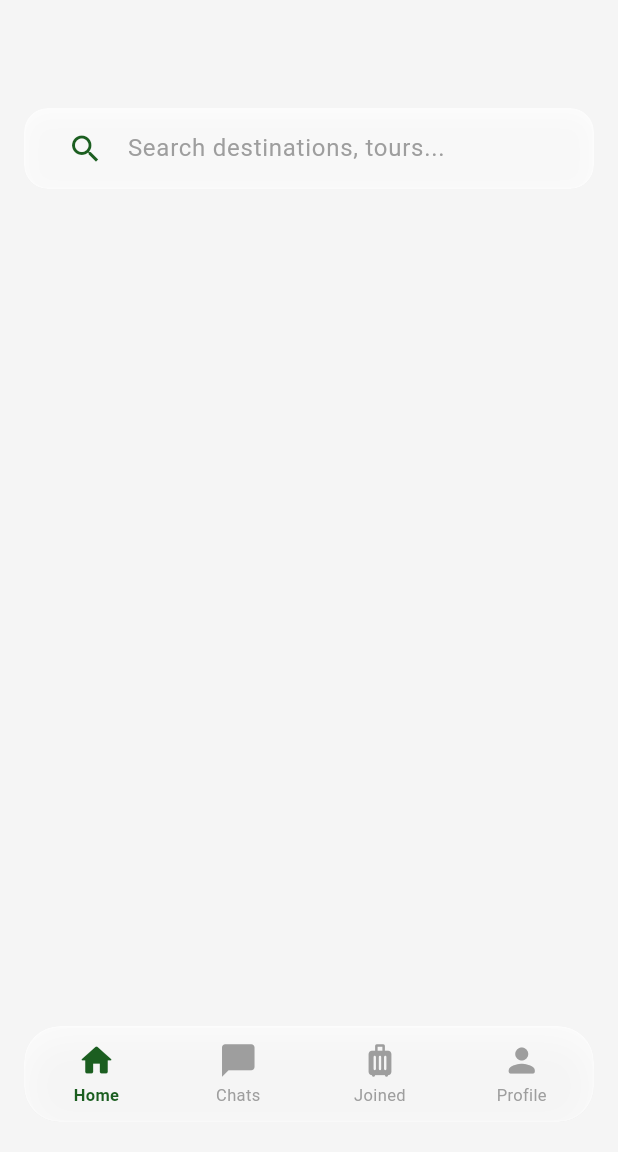
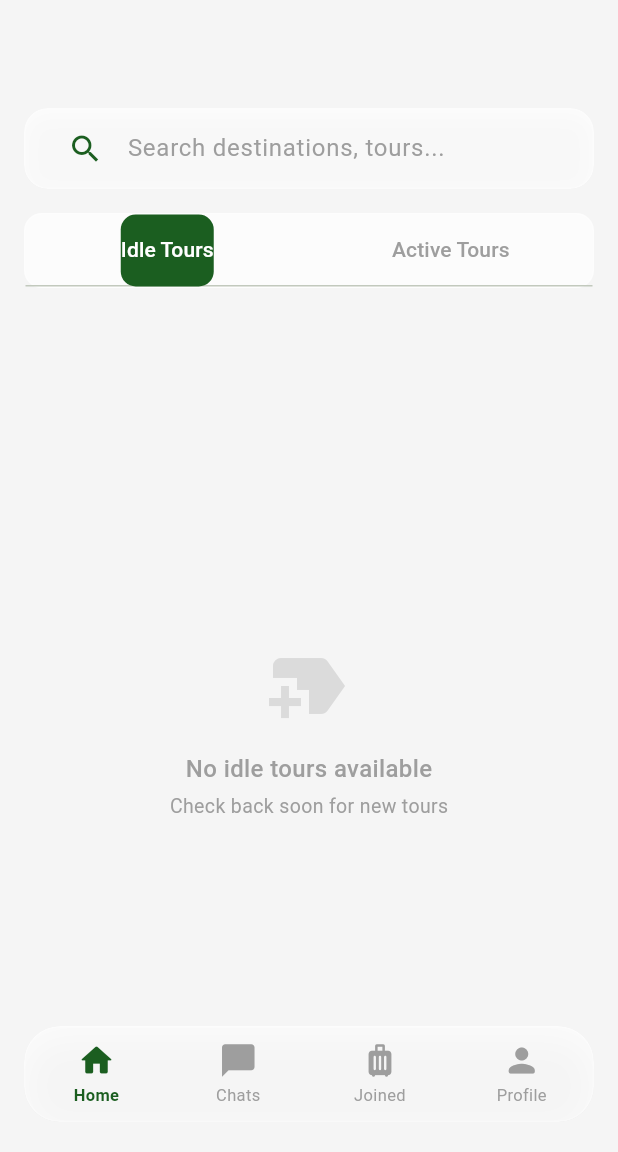
Before and after one commit to ManushkaSL/CeylonTripShare, a Flutter app: the screen it shows after launch, on a phone screen of 412 x 824 dp, the part 84-1236 px from its top. Run offline on Flutter 3.47's test engine with Material 3 defaults, Android fonts, the phone set to English and light mode, and no system bars; our stand-ins replace cached_network_image, cloud_firestore, firebase_auth, firebase_core, geolocator, google_maps_flutter and 3 more; accounts and stored records are empty.

Commit message:
Fix remainingSeats calculation and add detailed booking logs

```diff
--- a/trip_share_app/lib/screens/booking_screen.dart
+++ b/trip_share_app/lib/screens/booking_screen.dart
@@ -75,6 +75,9 @@ class _BookingScreenState extends State<BookingScreen> {
       );
       return;
     }
+
+    debugPrint('📝 BOOKING: adults=$_adults, kids6to12=$_kids6to12, kidsUnder6=$_kidsUnder6, totalPersons=$_totalPersons');
+    debugPrint('   Tour ${widget.tour.name}: remainingSeats=${widget.tour.remainingSeats}, totalSeats=${widget.tour.totalSeats}');
 
     // Save to Firestore with booking details
     await JoinedTourService().joinTour(
--- a/trip_share_app/lib/screens/home_screen.dart
+++ b/trip_share_app/lib/screens/home_screen.dart
@@ -16,13 +16,15 @@ class HomeScreen extends StatefulWidget {
   State<HomeScreen> createState() => _HomeScreenState();
 }
 
-class _HomeScreenState extends State<HomeScreen> {
+class _HomeScreenState extends State<HomeScreen> with TickerProviderStateMixin {
   int _selectedIndex = 0;
+  late TabController _tabController;
   final TourService _tourService = TourService();
 
   @override
   void initState() {
     super.initState();
+    _tabController = TabController(length: 2, vsync: this);
     // Bookings load automatically when user authenticates
     // This ensures they load even if auth was cached
     Future.delayed(const Duration(milliseconds: 300), () {
@@ -30,15 +32,21 @@ class _HomeScreenState extends State<HomeScreen> {
     });
   }
 
-  List<Tour> _activeTours(List<Tour> tours) => tours
-      .where(
-        (t) =>
-            t.status == TourStatus.active || t.status == TourStatus.fullBooked,
-      )
-      .toList();
+  @override
+  void dispose() {
+    _tabController.dispose();
+    super.dispose();
+  }
 
-  List<Tour> _passiveTours(List<Tour> tours) =>
-      tours.where((t) => t.status == TourStatus.idle).toList();
+  // Idle tours: no one has booked yet (remainingSeats == totalSeats)
+  List<Tour> _idleTours(List<Tour> tours) =>
+      tours.where((t) => t.remainingSeats == t.totalSeats).toList()
+        ..sort((a, b) => a.startDate.compareTo(b.startDate));
+
+  // Active tours: someone has already booked (remainingSeats < totalSeats)
+  List<Tour> _activeTours(List<Tour> tours) =>
+      tours.where((t) => t.remainingSeats < t.totalSeats).toList()
+        ..sort((a, b) => b.startDate.compareTo(a.startDate));
 
   @override
   Widget build(BuildContext context) {
@@ -156,13 +164,8 @@ class _HomeScreenState extends State<HomeScreen> {
     return StreamBuilder<List<Tour>>(
       stream: _tourService.streamTours(),
       builder: (context, snapshot) {
-        // Log stream states for debugging
         if (snapshot.hasError) {
           debugPrint('🔴 StreamBuilder error: ${snapshot.error}');
-          debugPrint('🔴 Error type: ${snapshot.error.runtimeType}');
-        }
-        if (snapshot.connectionState == ConnectionState.waiting) {
-          debugPrint('⏳ StreamBuilder: waiting for data');
         }
         if (snapshot.connectionState == ConnectionState.active) {
           debugPrint(
@@ -172,8 +175,8 @@ class _HomeScreenState extends State<HomeScreen> {
 
         final loadedTours = snapshot.data ?? const <Tour>[];
         final tours = <Tour>[...loadedTours];
+        final idleTours = _idleTours(tours);
         final activeTours = _activeTours(tours);
-        final passiveTours = _passiveTours(tours);
 
         return Column(
           children: [
@@ -219,17 +222,57 @@ class _HomeScreenState extends State<HomeScreen> {
               ),
             ),
             const SizedBox(height: 16),
+            Padding(
+              padding: const EdgeInsets.symmetric(horizontal: 16),
+              child: Container(
+                decoration: BoxDecoration(
+                  color: Colors.white.withValues(alpha: 0.7),
+                  borderRadius: BorderRadius.circular(12),
+                  border: Border.all(
+                    color: Colors.white.withValues(alpha: 0.3),
+                  ),
+                ),
+                child: TabBar(
+                  controller: _tabController,
+                  indicator: BoxDecoration(
+                    borderRadius: BorderRadius.circular(10),
+                    color: const Color(0xFF1B5E20),
+                  ),
+                  labelColor: Colors.white,
+                  unselectedLabelColor: Colors.grey,
+                  tabs: const [
+                    Tab(child: Text('Idle Tours')),
+                    Tab(child: Text('Active Tours')),
+                  ],
+                ),
+              ),
+            ),
+            const SizedBox(height: 12),
             Expanded(
-              child: Builder(
-                builder: (context) {
-                  return ListView(
-                    physics: const ClampingScrollPhysics(),
-                    padding: const EdgeInsets.fromLTRB(16, 0, 16, 100),
+              child: TabBarView(
+                controller: _tabController,
                 children: [
-                      if (snapshot.hasError)
-                        Padding(
-                          padding: const EdgeInsets.only(bottom: 12),
+                  _buildToursView(context, snapshot, idleTours, true),
+                  _buildToursView(context, snapshot, activeTours, false),
+                ],
+              ),
+            ),
+          ],
+        );
+      },
+    );
+  }
+
+  Widget _buildToursView(
+    BuildContext context,
+    AsyncSnapshot<List<Tour>> snapshot,
+    List<Tour> tours,
+    bool isIdle,
+  ) {
+    if (snapshot.hasError) {
+      return Center(
         child: Container(
+          margin: const EdgeInsets.all(16),
           padding: const EdgeInsets.all(16),
           decoration: BoxDecoration(
             color: Colors.red.withValues(alpha: 0.1),
@@ -237,6 +280,7 @@ class _HomeScreenState extends State<HomeScreen> {
             border: Border.all(color: Colors.red, width: 1),
           ),
           child: Column(
+            mainAxisSize: MainAxisSize.min,
             crossAxisAlignment: CrossAxisAlignment.start,
             children: [
               const Text(
@@ -249,113 +293,60 @@ class _HomeScreenState extends State<HomeScreen> {
               const SizedBox(height: 4),
               Text(
                 snapshot.error.toString(),
-                                  style: const TextStyle(
-                                    color: Colors.redAccent,
-                                    fontSize: 12,
-                                  ),
+                style: const TextStyle(color: Colors.redAccent, fontSize: 12),
               ),
             ],
           ),
         ),
-                        ),
-                      if (snapshot.connectionState == ConnectionState.waiting)
-                        const Padding(
-                          padding: EdgeInsets.only(bottom: 12),
-                          child: Column(
-                            children: [
-                              LinearProgressIndicator(minHeight: 3),
-                              SizedBox(height: 8),
-                              Text(
-                                'Loading tours...',
-                                style: TextStyle(
-                                  color: Colors.grey,
-                                  fontSize: 12,
-                                ),
-                              ),
-                            ],
-                          ),
-                        ),
-                      if (snapshot.data != null &&
-                          snapshot.data!.isEmpty &&
-                          snapshot.connectionState == ConnectionState.done)
-                        Center(
-                          child: Padding(
-                            padding: const EdgeInsets.symmetric(vertical: 40),
+      );
+    }
+
+    if (snapshot.connectionState == ConnectionState.waiting) {
+      return const Center(
+        child: CircularProgressIndicator(color: Color(0xFF1B5E20)),
+      );
+    }
+
+    if (tours.isEmpty) {
+      return Center(
         child: Column(
           mainAxisSize: MainAxisSize.min,
           children: [
             Icon(
-                                  Icons.travel_explore,
+              isIdle ? Icons.new_label : Icons.trending_up,
               size: 64,
               color: Colors.grey.withValues(alpha: 0.3),
             ),
             const SizedBox(height: 12),
-                                const Text(
-                                  'No tours available',
-                                  style: TextStyle(
+            Text(
+              isIdle ? 'No idle tours available' : 'No active tours yet',
+              style: const TextStyle(
                 fontSize: 16,
                 color: Colors.grey,
                 fontWeight: FontWeight.w500,
               ),
             ),
             const SizedBox(height: 4),
-                                const Text(
-                                  'Check back later for new tours',
-                                  style: TextStyle(
-                                    fontSize: 13,
-                                    color: Colors.grey,
-                                  ),
+            Text(
+              isIdle
+                  ? 'Check back soon for new tours'
+                  : 'Be the first to join a tour!',
+              style: const TextStyle(fontSize: 13, color: Colors.grey),
             ),
           ],
         ),
-                          ),
-                        ),
-                      if (activeTours.isNotEmpty) ...[
-                        const _SectionHeader(title: 'Active Tours'),
-                        const SizedBox(height: 10),
-                        for (int i = 0; i < activeTours.length; i++) ...[
-                          TourCard(
-                            tour: activeTours[i],
-                            onCardTap: () {
-                              Navigator.of(context).push(
-                                MaterialPageRoute(
-                                  builder: (_) =>
-                                      TourDetailScreen(tour: activeTours[i]),
-                                ),
       );
-                            },
-                          ),
-                          if (i < activeTours.length - 1)
-                            const SizedBox(height: 12),
-                        ],
-                        const SizedBox(height: 24),
-                      ],
-                      if (passiveTours.isNotEmpty) ...[
-                        const _SectionHeader(title: 'Upcoming Tours'),
-                        const SizedBox(height: 10),
-                        for (int i = 0; i < passiveTours.length; i++) ...[
-                          TourCard(
-                            tour: passiveTours[i],
-                            onCardTap: () {
-                              Navigator.of(context).push(
-                                MaterialPageRoute(
-                                  builder: (_) =>
-                                      TourDetailScreen(tour: passiveTours[i]),
-                                ),
-                              );
-                            },
-                          ),
-                          if (i < passiveTours.length - 1)
-                            const SizedBox(height: 12),
-                        ],
-                      ],
-                      const SizedBox(height: 24),
-                    ],
-                  );
-                },
-              ),
-            ),
-          ],
+    }
+
+    return ListView.builder(
+      physics: const ClampingScrollPhysics(),
+      padding: const EdgeInsets.fromLTRB(16, 0, 16, 100),
+      itemCount: tours.length,
+      itemBuilder: (context, index) {
+        final tour = tours[index];
+        return Padding(
+          padding: const EdgeInsets.only(bottom: 12),
+          child: TourCard(tour: tour, isIdle: isIdle),
         );
       },
     );
```
Also changed, not shown: trip_share_app/lib/services/joined_tour_service.dart (+28 -1 lines), trip_share_app/lib/services/tour_service.dart (+4 -3 lines), trip_share_app/lib/widgets/tour_card.dart (+8 -4 lines), 2 other files. Lines whose indentation alone changed are shown as unchanged.
